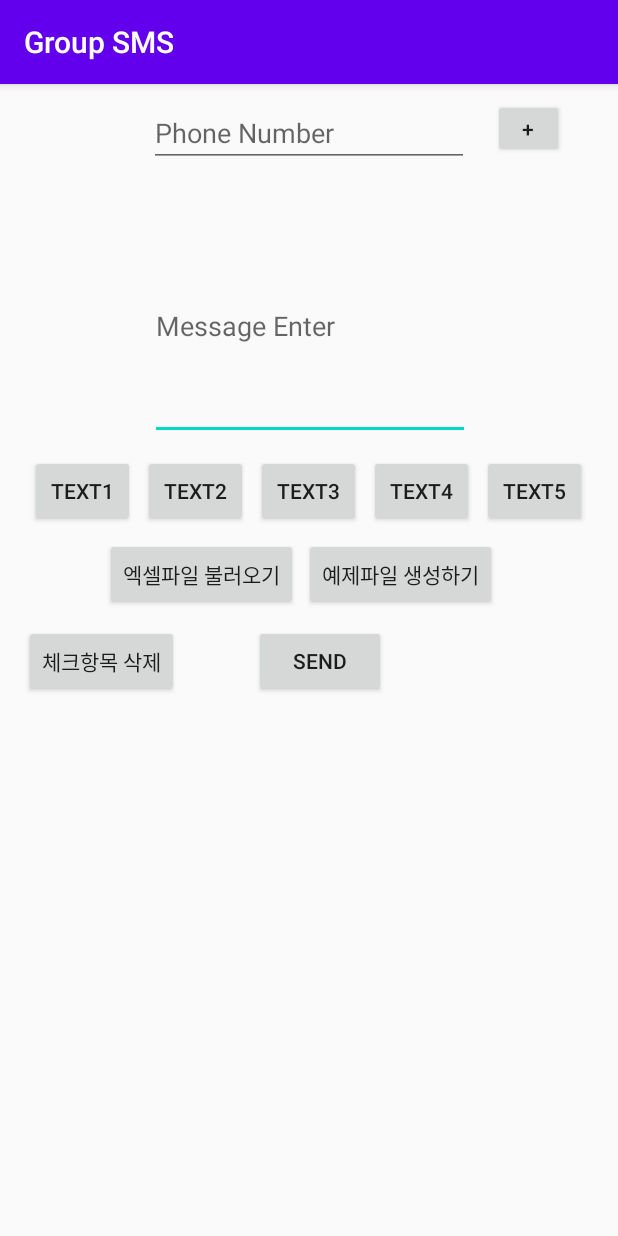
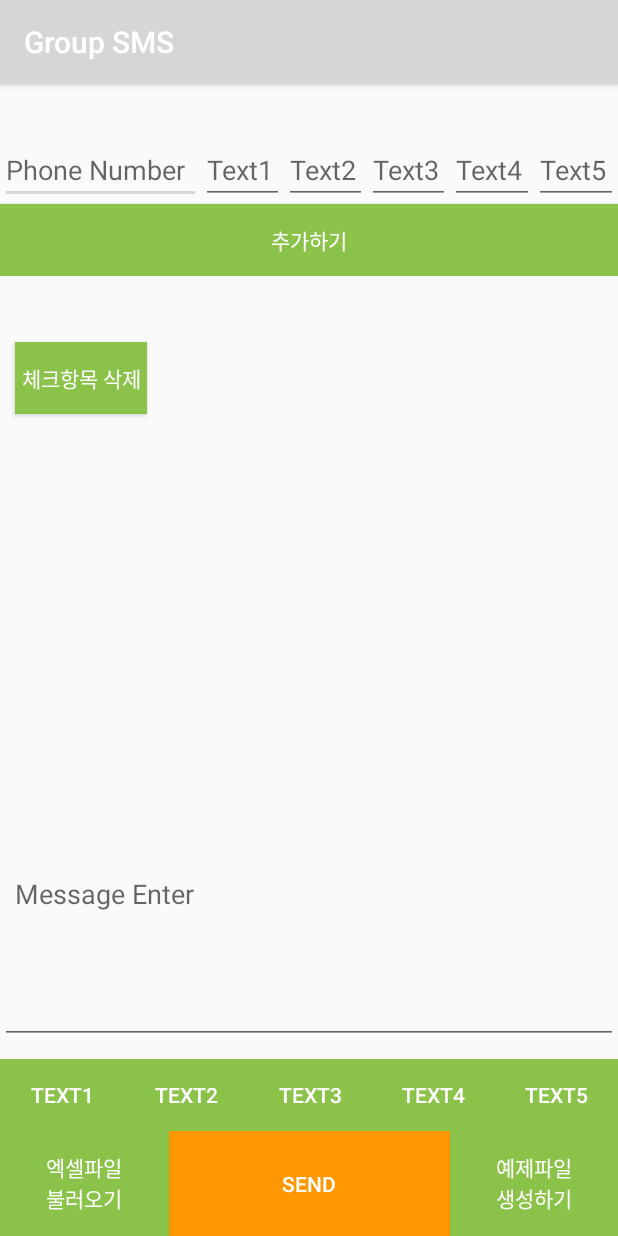
Before and after one commit to vitamincarrot/GroupSMS, an Android app: the screen it shows after launch (MainActivity), on a phone screen of 412 x 824 dp. Run offline under Robolectric (Android 15) with nearby library versions, the phone set to English and light mode, and no system bars; libraries missing offline, so code that uses them is left out: jxl.read.biff, jxl.write, jxl.write.biff.

Commit message:
레이아웃 디자인 변경중

```diff
--- a/app/src/main/java/com/example/groupsms/MyAdapter.java
+++ b/app/src/main/java/com/example/groupsms/MyAdapter.java
@@ -11,6 +11,7 @@ import android.widget.TextView;
 
 import java.util.ArrayList;
 
+import androidx.annotation.NonNull;
 import androidx.recyclerview.widget.RecyclerView;
 
 public class MyAdapter extends RecyclerView.Adapter<MyAdapter.MyViewHolder> {
@@ -38,23 +39,23 @@ public class MyAdapter extends RecyclerView.Adapter<MyAdapter.MyViewHolder> {
         }
     }
 
-    public MyAdapter(ArrayList<ItemList> myDataset) {
-        mDataSet = myDataset;
+    public MyAdapter(ArrayList<ItemList> myDataSet) {
+        mDataSet = myDataSet;
     }
 
 
+    @NonNull
     @Override
     public MyAdapter.MyViewHolder onCreateViewHolder(ViewGroup parent,
                                                      int viewType) {
         Context context = parent.getContext();
         LayoutInflater inflater = (LayoutInflater) context.getSystemService(Context.LAYOUT_INFLATER_SERVICE);
         View view = inflater.inflate(R.layout.phonenumber_view, parent, false);
-        MyViewHolder vh = new MyViewHolder(view);
-        return vh;
+        return new MyViewHolder(view);
     }
 
     @Override
-    public void onBindViewHolder(MyViewHolder holder, final int position) {
+    public void onBindViewHolder(@NonNull MyViewHolder holder, final int position) {
         String name = mDataSet.get(position).getName();
         String phoneNumber = mDataSet.get(position).getPhoneNumber();
         String text1 = mDataSet.get(position).getText1();
--- a/app/src/main/res/layout/activity_main.xml
+++ b/app/src/main/res/layout/activity_main.xml
@@ -6,170 +6,220 @@
     android:layout_height="match_parent"
     tools:context=".MainActivity">
 
-    <Button
-        android:id="@+id/sendbtn"
+
+    <LinearLayout
+        android:layout_width="match_parent"
+        android:layout_height="wrap_content"
+        android:layout_marginBottom="10dp"
+        android:orientation="vertical"
+        app:layout_constraintBottom_toTopOf="@+id/checkDel"
+        app:layout_constraintTop_toTopOf="parent">
+
+        <LinearLayout
+            android:layout_width="match_parent"
+            android:layout_height="wrap_content"
+            android:orientation="horizontal">
+
+            <EditText
+                android:id="@+id/phonenumber"
                 android:layout_width="wrap_content"
                 android:layout_height="wrap_content"
-        android:layout_marginLeft="50dp"
-        android:layout_marginStart="50dp"
-        android:layout_marginTop="10dp"
-        android:text="SEND"
-        android:visibility="invisible"
-        app:layout_constraintStart_toEndOf="@+id/checkDel"
-        app:layout_constraintTop_toBottomOf="@+id/createBtn" />
+                android:hint="Phone Number"
+                android:layout_weight="2"
+                android:inputType="phone" />
+
+            <EditText
+                android:id="@+id/editText1"
+                android:layout_width="wrap_content"
+                android:layout_height="wrap_content"
+                android:layout_weight="1"
+                android:hint="Text1" />
+
+            <EditText
+                android:id="@+id/editText2"
+                android:layout_width="wrap_content"
+                android:layout_height="wrap_content"
+                android:layout_weight="1"
+                android:hint="Text2" />
+
+            <EditText
+                android:id="@+id/editText3"
+                android:layout_width="wrap_content"
+                android:layout_height="wrap_content"
+                android:layout_weight="1"
+                android:hint="Text3" />
+
+            <EditText
+                android:id="@+id/editText4"
+                android:layout_width="wrap_content"
+                android:layout_height="wrap_content"
+                android:layout_weight="1"
+                android:hint="Text4" />
+
+            <EditText
+                android:id="@+id/editText5"
+                android:layout_width="wrap_content"
+                android:layout_height="wrap_content"
+                android:layout_weight="1"
+                android:hint="Text5" />
+
+
+        </LinearLayout>
 
         <Button
-        android:id="@+id/retrybtn"
-        android:layout_width="wrap_content"
+            android:id="@+id/add"
+            android:layout_width="match_parent"
             android:layout_height="wrap_content"
-        android:layout_marginLeft="50dp"
-        android:layout_marginStart="50dp"
-        android:layout_marginTop="10dp"
-        android:text="RETRY"
-        android:visibility="invisible"
-        app:layout_constraintStart_toEndOf="@+id/checkDel"
-        app:layout_constraintTop_toBottomOf="@+id/createBtn" />
+            android:background="@color/colorSecondary"
+            android:textColor="@android:color/white"
+            android:text="추가하기" />
+
+    </LinearLayout>
+
 
     <Button
         android:id="@+id/checkDel"
         android:layout_width="wrap_content"
         android:layout_height="wrap_content"
-        android:layout_marginLeft="16dp"
-        android:layout_marginStart="16dp"
-        android:layout_marginTop="10dp"
+        android:layout_marginBottom="10dp"
+        android:layout_marginLeft="10dp"
+        android:background="@color/colorSecondary"
+        android:textColor="@android:color/white"
         android:text="체크항목 삭제"
-        app:layout_constraintStart_toStartOf="parent"
-        app:layout_constraintTop_toBottomOf="@+id/readBtn" />
+        app:layout_constraintBottom_toTopOf="@+id/recyclerView"
+        app:layout_constraintStart_toStartOf="parent" />
 
-    <Button
-        android:id="@+id/add"
-        android:layout_width="47dp"
-        android:layout_height="39dp"
-        android:layout_marginTop="10dp"
-        android:layout_marginEnd="20dp"
-        android:layout_marginRight="20dp"
-        android:text="+"
+    <androidx.recyclerview.widget.RecyclerView
+        android:id="@+id/recyclerView"
+        android:layout_width="0dp"
+        android:layout_height="200dp"
+        android:layout_marginBottom="10dp"
+        android:padding="10dp"
+        app:layout_constraintBottom_toTopOf="@+id/message"
         app:layout_constraintEnd_toEndOf="parent"
-        app:layout_constraintStart_toEndOf="@+id/phonenumber"
-        app:layout_constraintTop_toTopOf="parent" />
-
-    <Button
-        android:id="@+id/inputText1"
-        android:layout_width="70dp"
-        android:layout_height="wrap_content"
-        android:layout_marginLeft="20dp"
-        android:layout_marginStart="20dp"
-        android:layout_marginTop="10dp"
-        android:text="Text1"
-        app:layout_constraintStart_toStartOf="parent"
-        app:layout_constraintTop_toBottomOf="@+id/message" />
-
-    <Button
-        android:id="@+id/inputText2"
-        android:layout_width="70dp"
-        android:layout_height="wrap_content"
-        android:layout_marginLeft="5dp"
-        android:layout_marginStart="5dp"
-        android:layout_marginTop="10dp"
-        android:text="Text2"
-        app:layout_constraintStart_toEndOf="@+id/inputText1"
-        app:layout_constraintTop_toBottomOf="@+id/message" />
-
-    <Button
-        android:id="@+id/inputText3"
-        android:layout_width="70dp"
-        android:layout_height="wrap_content"
-        android:layout_marginLeft="5dp"
-        android:layout_marginStart="5dp"
-        android:layout_marginTop="10dp"
-        android:text="Text3"
-        app:layout_constraintStart_toEndOf="@+id/inputText2"
-        app:layout_constraintTop_toBottomOf="@+id/message" />
-
-    <Button
-        android:id="@+id/inputText4"
-        android:layout_width="70dp"
-        android:layout_height="wrap_content"
-        android:layout_marginLeft="5dp"
-        android:layout_marginStart="5dp"
-        android:layout_marginTop="10dp"
-        android:text="Text4"
-        app:layout_constraintStart_toEndOf="@+id/inputText3"
-        app:layout_constraintTop_toBottomOf="@+id/message" />
-
-    <Button
-        android:id="@+id/inputText5"
-        android:layout_width="70dp"
-        android:layout_height="wrap_content"
-        android:layout_marginLeft="5dp"
-        android:layout_marginStart="5dp"
-        android:layout_marginTop="10dp"
-        android:text="Text5"
-        app:layout_constraintStart_toEndOf="@+id/inputText4"
-        app:layout_constraintTop_toBottomOf="@+id/message" />
+        app:layout_constraintStart_toStartOf="parent" />
 
     <EditText
         android:id="@+id/message"
-        android:layout_width="wrap_content"
-        android:layout_height="wrap_content"
-        android:layout_marginTop="30dp"
-        android:ems="10"
+        android:layout_width="match_parent"
+        android:layout_height="200dp"
+        android:layout_marginBottom="10dp"
         android:hint="Message Enter"
         android:inputType="textMultiLine"
         android:lines="8"
         android:maxLines="10"
         android:minLines="6"
+        android:padding="10dp"
         android:scrollbars="vertical"
+        app:layout_constraintBottom_toTopOf="@+id/linearLayout2"
         app:layout_constraintEnd_toEndOf="parent"
-        app:layout_constraintHorizontal_bias="0.502"
-        app:layout_constraintStart_toStartOf="parent"
-        app:layout_constraintTop_toBottomOf="@+id/phonenumber" />
+        app:layout_constraintStart_toStartOf="parent" />
 
-    <EditText
-        android:id="@+id/phonenumber"
-        android:layout_width="wrap_content"
+    // Text 추가버튼 레이아웃
+
+    <LinearLayout
+        android:id="@+id/linearLayout2"
+        android:layout_width="match_parent"
         android:layout_height="wrap_content"
-        android:layout_marginTop="10dp"
-        android:ems="10"
-        android:hint="Phone Number"
-        android:inputType="phone"
-        app:layout_constraintEnd_toEndOf="parent"
-        app:layout_constraintStart_toStartOf="parent"
-        app:layout_constraintTop_toTopOf="parent" />
+        android:orientation="horizontal"
+        app:layout_constraintBottom_toTopOf="@+id/linearLayout">
 
-    <androidx.recyclerview.widget.RecyclerView
-        android:id="@+id/recyclerView"
-        android:layout_width="0dp"
-        android:layout_height="300dp"
-        android:layout_marginStart="16dp"
-        android:layout_marginLeft="16dp"
-        android:layout_marginEnd="16dp"
-        android:layout_marginRight="16dp"
-        android:layout_marginBottom="10dp"
-        app:layout_constraintBottom_toBottomOf="parent"
-        app:layout_constraintEnd_toEndOf="parent"
-        app:layout_constraintHorizontal_bias="0.0"
-        app:layout_constraintStart_toStartOf="parent" />
+        <Button
+            android:id="@+id/inputText1"
+            android:layout_width="match_parent"
+            android:layout_height="match_parent"
+            android:layout_weight="1"
+            android:background="@color/colorSecondary"
+            android:textColor="@android:color/white"
+            android:text="Text1" />
+
+        <Button
+            android:id="@+id/inputText2"
+            android:layout_width="match_parent"
+            android:layout_height="match_parent"
+            android:layout_weight="1"
+            android:background="@color/colorSecondary"
+            android:textColor="@android:color/white"
+            android:text="Text2" />
+
+        <Button
+            android:id="@+id/inputText3"
+            android:layout_width="match_parent"
+            android:layout_height="match_parent"
+            android:layout_weight="1"
+            android:background="@color/colorSecondary"
+            android:textColor="@android:color/white"
+            android:text="Text3" />
+
+        <Button
+            android:id="@+id/inputText4"
+            android:layout_width="match_parent"
+            android:layout_height="match_parent"
+            android:layout_weight="1"
+            android:background="@color/colorSecondary"
+            android:textColor="@android:color/white"
+            android:text="Text4" />
+
+        <Button
+            android:id="@+id/inputText5"
+            android:layout_width="match_parent"
+            android:layout_height="match_parent"
+            android:layout_weight="1"
+            android:background="@color/colorSecondary"
+            android:textColor="@android:color/white"
+            android:text="Text5" />
+    </LinearLayout>
+    // Send버튼 레이아웃
+
+    <LinearLayout
+        android:id="@+id/linearLayout"
+        android:layout_width="match_parent"
+        android:layout_height="70dp"
+        android:orientation="horizontal"
+        app:layout_constraintBottom_toBottomOf="parent">
 
         <Button
             android:id="@+id/readBtn"
-        android:layout_width="wrap_content"
-        android:layout_height="wrap_content"
-        android:layout_marginLeft="70dp"
-        android:layout_marginStart="70dp"
-        android:layout_marginTop="65dp"
-        android:text="엑셀파일 불러오기"
-        app:layout_constraintStart_toStartOf="parent"
-        app:layout_constraintTop_toBottomOf="@+id/message" />
+            android:layout_width="match_parent"
+            android:layout_height="match_parent"
+            android:layout_weight="2"
+            android:background="@color/colorSecondary"
+            android:textColor="@android:color/white"
+            android:text="엑셀파일\n불러오기" />
+
+        <FrameLayout
+            android:layout_width="match_parent"
+            android:layout_height="match_parent"
+            android:layout_weight="1.5">
+
+            <Button
+                android:id="@+id/sendbtn"
+                android:layout_width="match_parent"
+                android:layout_height="match_parent"
+                android:background="@color/colorCarrot"
+                android:textColor="@android:color/white"
+                android:text="SEND"
+                android:visibility="visible" />
+
+            <Button
+                android:id="@+id/retrybtn"
+                android:layout_width="match_parent"
+                android:layout_height="match_parent"
+                android:background="@color/colorCarrot"
+                android:textColor="@android:color/white"
+                android:text="RETRY"
+                android:visibility="invisible" />
+        </FrameLayout>
+
 
         <Button
             android:id="@+id/createBtn"
-        android:layout_width="wrap_content"
-        android:layout_height="wrap_content"
-        android:layout_marginLeft="4dp"
-        android:layout_marginStart="4dp"
-        android:layout_marginTop="65dp"
-        android:text="예제파일 생성하기"
-        app:layout_constraintStart_toEndOf="@+id/readBtn"
-        app:layout_constraintTop_toBottomOf="@+id/message" />
+            android:layout_width="match_parent"
+            android:layout_height="match_parent"
+            android:layout_weight="2"
+            android:background="@color/colorSecondary"
+            android:textColor="@android:color/white"
+            android:text="예제파일\n생성하기" />
+    </LinearLayout>
+
 </androidx.constraintlayout.widget.ConstraintLayout>
--- a/app/src/main/res/layout/phonenumber_view.xml
+++ b/app/src/main/res/layout/phonenumber_view.xml
@@ -10,62 +10,69 @@
 
     <CheckBox
         android:id="@+id/checkBox"
-        android:layout_width="wrap_content"
+        android:layout_width="match_parent"
         android:layout_height="wrap_content"
-        android:layout_gravity="center"
+        android:layout_weight="1"
         android:focusable="auto" />
 
     <TextView
         android:id="@+id/listName"
-        android:layout_width="wrap_content"
+        android:layout_width="match_parent"
         android:layout_height="wrap_content"
+        android:layout_weight="1"
         android:text="박지우"
         android:textSize="@dimen/ListTextSize"/>
 
     <TextView
         android:id="@+id/listNumber"
-        android:layout_width="wrap_content"
+        android:layout_width="match_parent"
         android:layout_height="wrap_content"
         android:text="01042761727"
+        android:layout_weight="0.9"
         android:textSize="@dimen/ListTextSize"
         android:layout_marginLeft="5dp"/>
 
     <TextView
         android:id="@+id/listText1"
-        android:layout_width="wrap_content"
+        android:layout_width="match_parent"
         android:layout_height="wrap_content"
+        android:layout_weight="1"
         android:text="Text1"
         android:textSize="@dimen/ListTextSize"
         android:layout_marginLeft="5dp"/>
 
     <TextView
         android:id="@+id/listText2"
-        android:layout_width="wrap_content"
+        android:layout_width="match_parent"
         android:layout_height="wrap_content"
+        android:layout_weight="1"
         android:text="Text2"
         android:textSize="@dimen/ListTextSize"
         android:layout_marginLeft="5dp"/>
 
     <TextView
         android:id="@+id/listText3"
-        android:layout_width="wrap_content"
+        android:layout_width="match_parent"
         android:layout_height="wrap_content"
+        android:layout_weight="1"
         android:text="Text3"
         android:textSize="@dimen/ListTextSize"
         android:layout_marginLeft="5dp"/>
 
     <TextView
         android:id="@+id/listText4"
-        android:layout_width="wrap_content"
+        android:layout_width="match_parent"
         android:layout_height="wrap_content"
+        android:layout_weight="1"
         android:text="Text4"
         android:textSize="@dimen/ListTextSize"
         android:layout_marginLeft="5dp"/>
 
     <TextView
         android:id="@+id/listText5"
-        android:layout_width="wrap_content"
+        android:layout_width="match_parent"
         android:layout_height="wrap_content"
+        android:layout_weight="1"
         android:text="Text5"
         android:textSize="@dimen/ListTextSize"
         android:layout_marginLeft="5dp"/>
--- a/app/src/main/res/values/colors.xml
+++ b/app/src/main/res/values/colors.xml
@@ -1,6 +1,9 @@
 <?xml version="1.0" encoding="utf-8"?>
 <resources>
-    <color name="colorPrimary">#6200EE</color>
-    <color name="colorPrimaryDark">#3700B3</color>
-    <color name="colorAccent">#03DAC5</color>
+    <color name="colorCarrot">#ff9800</color>
+    <color name="colorCarrotLight">#ffc947</color>
+    <color name="colorCarrotDark">#c66900</color>
+    <color name="colorSecondary">#8bc34a</color>
+    <color name="colorSecondaryLight">#bef67a</color>
+    <color name="colorSecondaryDark">#5a9216</color>
 </resources>
```
Lines whose indentation alone changed are shown as unchanged.
